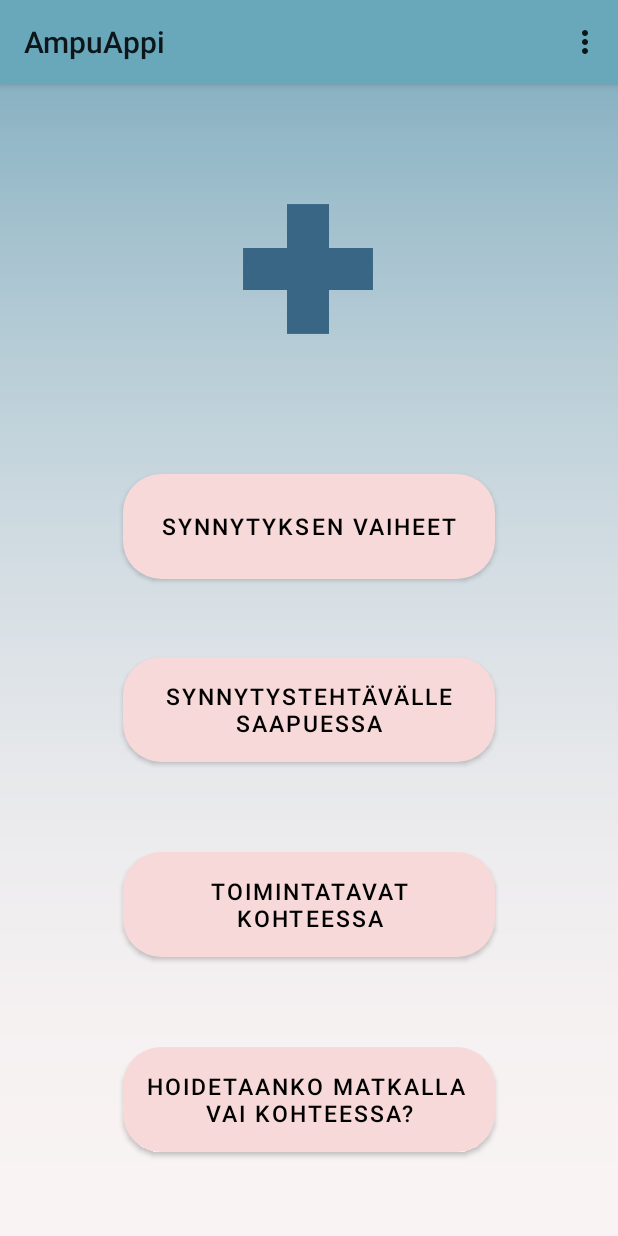
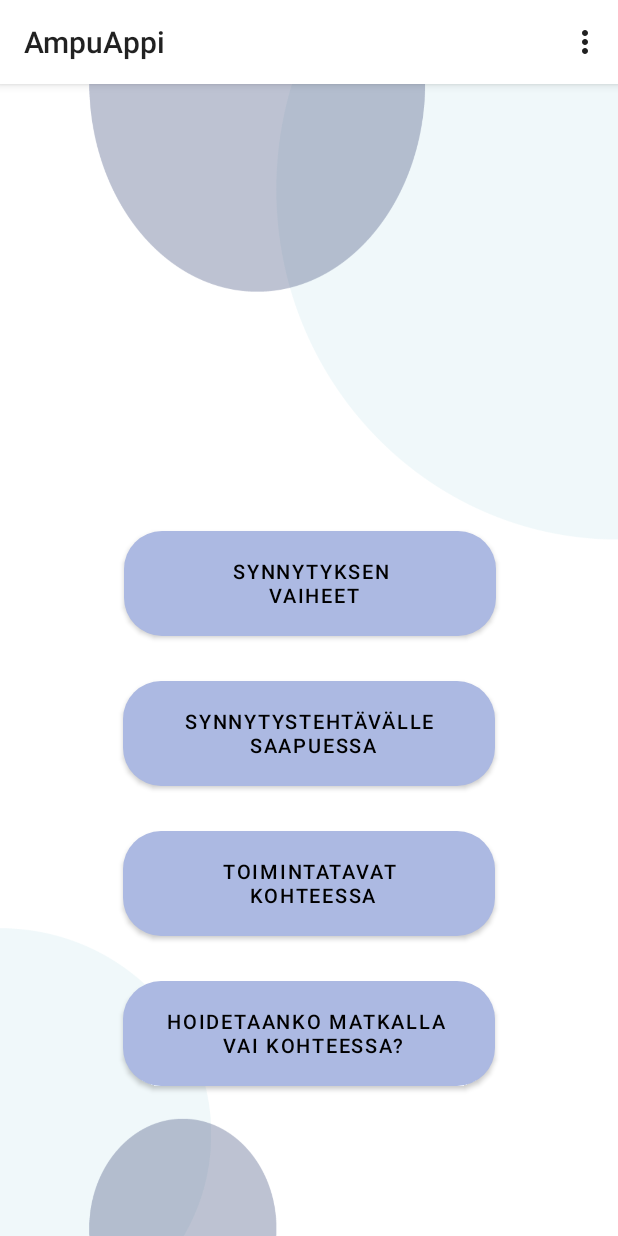
Before and after one commit to Hankonen/JokuAppi, an Android app: the screen it shows after launch (MainActivity), on a phone screen of 412 x 824 dp. Run offline under Robolectric (Android 15) with nearby library versions, the phone set to English and light mode, and no system bars.

Commit message:
Värejä muokkailtu APK 0.2

```diff
--- a/app/src/main/java/projekti/ampuappi/Straight_to_labor_activity.java
+++ b/app/src/main/java/projekti/ampuappi/Straight_to_labor_activity.java
@@ -21,6 +21,7 @@ public class Straight_to_labor_activity extends AppCompatActivity {
         setContentView(R.layout.activity_straight_to_labor_activity);
 
         Toolbar toolbar = findViewById(R.id.toolbar);
+        toolbar.setSubtitle(R.string.button_straight_to_labor);
         toolbar.inflateMenu(R.menu.menu);
         setActionBar(toolbar);
     }
--- a/app/src/main/res/layout/activity_main.xml
+++ b/app/src/main/res/layout/activity_main.xml
@@ -4,7 +4,7 @@
     xmlns:tools="http://schemas.android.com/tools"
     android:layout_width="match_parent"
     android:layout_height="match_parent"
-    android:background="@drawable/amputausta2"
+    android:background="@drawable/uusitausta9000"
 
     tools:context=".MainActivity">
 
@@ -13,31 +13,9 @@
         layout="@layout/toolbar_layout" />
 
     <Button
-        android:id="@+id/button_straight_to_labor"
-        style="@style/button_style"
-        android:layout_marginBottom="52dp"
-        android:onClick="onClickListener_StraightToLabor"
-        android:text="@string/button_straight_to_labor"
-        app:layout_constraintBottom_toTopOf="@+id/button_onTheWay_to_location"
-        app:layout_constraintEnd_toEndOf="parent"
-        app:layout_constraintStart_toStartOf="parent" />
-
-    <Button
-        android:id="@+id/button_onTheWay_to_location"
-        style="@style/button_style"
-        android:layout_marginEnd="36dp"
-        android:layout_marginBottom="60dp"
-        android:onClick="onClickListener_to_location"
-        android:text="@string/button_on_the_way"
-        app:layout_constraintBottom_toTopOf="@+id/button_how_to_act"
-        app:layout_constraintEnd_toEndOf="@+id/button_straight_to_labor"
-        app:layout_constraintHorizontal_bias="0.0"
-        app:layout_constraintStart_toStartOf="@+id/button_straight_to_labor" />
-
-    <Button
         android:id="@+id/button_how_to_act"
         style="@style/button_style"
-        android:layout_marginBottom="60dp"
+        android:layout_marginBottom="30dp"
         android:onClick="onClickListener_how_to_act"
         android:text="@string/button_how_to_act"
         app:layout_constraintBottom_toTopOf="@+id/button_onTheWay_or_in_location"
@@ -46,9 +24,34 @@
         app:layout_constraintStart_toStartOf="@+id/button_onTheWay_to_location" />
 
     <Button
+        android:id="@+id/button_straight_to_labor"
+        style="@style/button_style"
+        android:layout_marginBottom="30dp"
+        android:onClick="onClickListener_StraightToLabor"
+        android:text="@string/button_straight_to_labor"
+        app:layout_constraintBottom_toTopOf="@+id/button_onTheWay_to_location"
+        app:layout_constraintEnd_toEndOf="parent"
+        app:layout_constraintHorizontal_bias="0.503"
+        app:layout_constraintStart_toStartOf="parent"
+        app:layout_constraintTop_toTopOf="parent"
+        app:layout_constraintVertical_bias="1.0" />
+
+    <Button
+        android:id="@+id/button_onTheWay_to_location"
+        style="@style/button_style"
+        android:layout_marginEnd="36dp"
+        android:layout_marginBottom="30dp"
+        android:onClick="onClickListener_to_location"
+        android:text="@string/button_on_the_way"
+        app:layout_constraintBottom_toTopOf="@+id/button_how_to_act"
+        app:layout_constraintEnd_toEndOf="@+id/button_straight_to_labor"
+        app:layout_constraintHorizontal_bias="0.027"
+        app:layout_constraintStart_toStartOf="@+id/button_straight_to_labor" />
+
+    <Button
         android:id="@+id/button_onTheWay_or_in_location"
         style="@style/button_style"
-        android:layout_marginBottom="56dp"
+        android:layout_marginBottom="100dp"
         android:onClick="onClickListener_onTheWay_or_in_location"
         android:text="@string/button_onTheWay_or_inLocation"
         app:layout_constraintBottom_toBottomOf="parent"
@@ -56,19 +59,5 @@
         app:layout_constraintHorizontal_bias="0.0"
         app:layout_constraintStart_toStartOf="@+id/button_how_to_act" />
 
-    <ImageView
-        android:id="@+id/imageView2"
-        android:layout_width="232dp"
-        android:layout_height="237dp"
-        android:layout_marginStart="126dp"
-        android:layout_marginTop="9dp"
-        android:layout_marginEnd="127dp"
-        android:layout_marginBottom="23dp"
-        app:layout_constraintBottom_toTopOf="@+id/button_straight_to_labor"
-        app:layout_constraintEnd_toEndOf="parent"
-        app:layout_constraintStart_toStartOf="parent"
-        app:layout_constraintTop_toBottomOf="@+id/toolbar"
-        app:srcCompat="@drawable/ampulogoperus" />
-
 
 </androidx.constraintlayout.widget.ConstraintLayout>
--- a/app/src/main/res/layout/activity_straight_to_labor_activity.xml
+++ b/app/src/main/res/layout/activity_straight_to_labor_activity.xml
@@ -5,7 +5,7 @@
     android:layout_width="match_parent"
     android:layout_height="match_parent"
     android:animateLayoutChanges="true"
-    android:background="@drawable/amputausta2"
+    android:background="@drawable/uusitausta9000"
     app:layoutDescription="@xml/activity_straight_to_labor_activity_scene"
     tools:context=".Straight_to_labor_activity"
     >
@@ -65,7 +65,7 @@
         android:layout_width="220dp"
         android:layout_height="wrap_content"
         android:layout_marginTop="50dp"
-        android:text="@string/Erikoistilanteet"
+        android:text="PONNISTUSVAIHEEN ERIKOISTILANTEET"
         app:layout_constraintBottom_toBottomOf="parent"
         app:layout_constraintEnd_toEndOf="@+id/button_kolmas_vaihe"
         app:layout_constraintStart_toStartOf="@+id/button_kolmas_vaihe"
--- a/app/src/main/res/layout/slide_layout.xml
+++ b/app/src/main/res/layout/slide_layout.xml
@@ -30,7 +30,7 @@
                 android:id="@+id/id_ImageView"
                 android:layout_width="match_parent"
                 android:layout_height="match_parent"
-                android:layout_margin="10dp"
+                android:layout_margin="1dp"
                 android:layout_marginLeft="0dp"
                 android:scaleType="fitXY"
                 app:srcCompat="@drawable/ohje" />
--- a/app/src/main/res/layout/toolbar_layout.xml
+++ b/app/src/main/res/layout/toolbar_layout.xml
@@ -1,14 +1,14 @@
 <?xml version="1.0" encoding="utf-8"?>
-<Toolbar
-    xmlns:android="http://schemas.android.com/apk/res/android"
+<Toolbar xmlns:android="http://schemas.android.com/apk/res/android"
+    xmlns:app="http://schemas.android.com/apk/res-auto"
+    android:id="@+id/toolbar"
+    style="@style/toolbar_theme"
     android:layout_width="match_parent"
     android:layout_height="wrap_content"
-    xmlns:app="http://schemas.android.com/apk/res-auto"
-    android:id="@+id/toolbar"
     android:elevation="4dp"
-    app:title="Ampuappi"
-    style="@style/toolbar_theme"
+    android:textAlignment="center"
     android:theme="@style/ThemeOverlay.AppCompat.ActionBar"
-    app:popupTheme="@style/Theme.AppCompat.Light">
+    app:popupTheme="@style/Theme.AppCompat.Light"
+    app:title="Ampuappi">
 
 </Toolbar>
--- a/app/src/main/res/values-night/themes.xml
+++ b/app/src/main/res/values-night/themes.xml
@@ -3,7 +3,7 @@
     <style name="Theme.AmpuAppi" parent="Theme.MaterialComponents.DayNight.NoActionBar">
         <!-- Primary brand color. -->
         <item name="colorPrimary">@color/purple_200</item>
-        <item name="colorPrimaryVariant">@color/purple_700</item>
+        <item name="colorPrimaryVariant">@color/black</item>
         <item name="colorOnPrimary">@color/black</item>
         <!-- Secondary brand color. -->
         <item name="colorSecondary">@color/teal_200</item>
@@ -13,4 +13,15 @@
         <item name="android:statusBarColor" tools:targetApi="l">?attr/colorPrimaryVariant</item>
         <!-- Customize your theme here. -->
     </style>
+
+    <style name="toolbar_theme">
+        <item name="android:background">@color/black</item>
+        <item name="android:layout_width">match_parent</item>
+        <item name="android:layout_height">wrap_content</item>
+        <item name="android:layout_gravity">center</item>
+        <item name="android:textAlignment">center</item>
+        <item name="android:title">@string/toolbar_header</item>
+        <item name="android:gravity">center</item>
+
+    </style>
 </resources>
--- a/app/src/main/res/values/colors.xml
+++ b/app/src/main/res/values/colors.xml
@@ -7,12 +7,12 @@
     <color name="teal_700">#FF018786</color>
     <color name="black">#FF000000</color>
     <color name="white">#FFFFFFFF</color>
-    <color name="toolbar_tausta">#69a8bb</color>
+    <color name="toolbar_tausta">#FFFFFF</color>
     <color name="app_background">#f9f3f3</color>
-    <color name="button_color">#f7d9d9</color>
+    <color name="button_color">#ACB9E2</color>
     <color name="button_text_color">#FF5126</color>
     <color name="alertbox_background_color">#F79F81</color>
-    <color name="toka_vaihe_color">#ff9292</color>
+    <color name="toka_vaihe_color">#adc3e2</color>
     <color name="alertBox_text_color">#393e46</color>
     <color name="white_dots_color">#cccccc</color>
 
--- a/app/src/main/res/values/dimens.xml
+++ b/app/src/main/res/values/dimens.xml
@@ -4,7 +4,7 @@
     <dimen name="dim_ekasivu_otsikko">30sp</dimen>
     <dimen name="dim_button_width">248dp</dimen>
     <dimen name="dim_button_height">70dp</dimen>
-    <dimen name="dim_button_text_size">15sp</dimen>
+    <dimen name="dim_button_text_size">13sp</dimen>
     <dimen name="dim_FB_header_TS">20sp</dimen>
     <dimen name="dim_alertBox_size">18sp</dimen>
     <dimen name="design_fab_image_size" tools:override="true">36dp</dimen>
--- a/app/src/main/res/values/strings.xml
+++ b/app/src/main/res/values/strings.xml
@@ -1,13 +1,13 @@
 <resources>
     <string name="app_name">AmpuAppi</string>
     <string name="toolbar_header">     AmpuAppi </string>
-    <string name="button_straight_to_labor">Synnytyksen vaiheet</string>
-    <string name="button_on_the_way">Synnytystehtävälle saapuessa</string>
-    <string name="button_how_to_act">Toimintatavat Kohteessa</string>
-    <string name="button_onTheWay_or_inLocation">Hoidetaanko matkalla \nvai kohteessa?</string>
-    <string name="button_eka_vaihe">1. Vaihe, Avautumisvaihe</string>
-    <string name="button_toka_vaihe">2. Vaihe, Ponnistusvaihe</string>
-    <string name="button_kolmas_vaihe">3. Vaihe, Jälkeisvaihe</string>
+    <string name="button_straight_to_labor">Synnytyksen\n vaiheet</string>
+    <string name="button_on_the_way">Synnytystehtävälle\n saapuessa</string>
+    <string name="button_how_to_act">Toimintatavat\n Kohteessa</string>
+    <string name="button_onTheWay_or_inLocation">Hoidetaanko matkalla \n vai kohteessa?</string>
+    <string name="button_eka_vaihe">1. Vaihe,\n Avautumisvaihe</string>
+    <string name="button_toka_vaihe">2. Vaihe,\n Ponnistusvaihe</string>
+    <string name="button_kolmas_vaihe">3. Vaihe,\n Jälkeisvaihe</string>
     <string name="button_normal_labor">Normaali\nSynnytys</string>
     <string name="button_peratilan_labor">Perätila\nSynnytys</string>
     <string name="button_hartiadystokia">Hartia-\ndystokia</string>
--- a/app/src/main/res/values/themes.xml
+++ b/app/src/main/res/values/themes.xml
@@ -3,7 +3,7 @@
     <style name="Theme.AmpuAppi" parent="Theme.MaterialComponents.DayNight.NoActionBar">
         <!-- Primary brand color. -->
         <item name="colorPrimary">#69a8bb</item>
-        <item name="colorPrimaryVariant">#69a8bb</item>
+        <item name="colorPrimaryVariant">#ACB9E2</item>         <!-- laturibaarin väri-->
         <item name="colorOnPrimary">@color/white</item>
         <!-- Secondary brand color. -->
         <item name="colorSecondary">@color/teal_200</item>
```
Also changed, not shown: app/src/main/res/drawable/button_bg.png (added), app/src/main/res/drawable/tausta.png (added), app/src/main/res/drawable/uusitausta.png (added), app/src/main/res/drawable/uusitausta9000.png (added).
